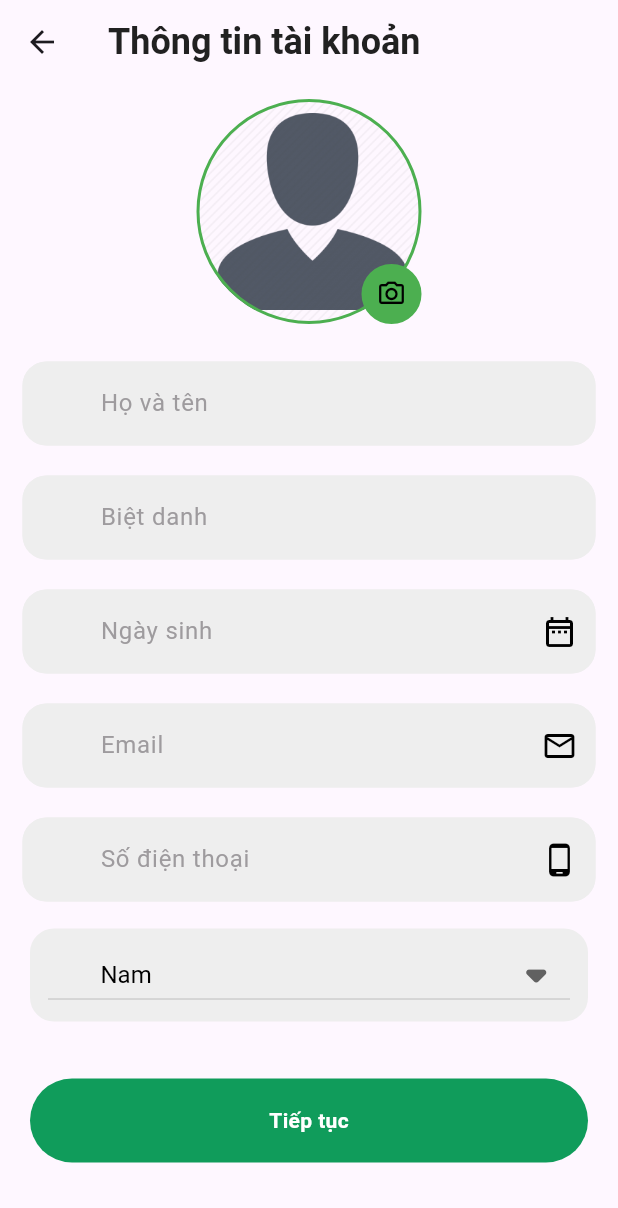
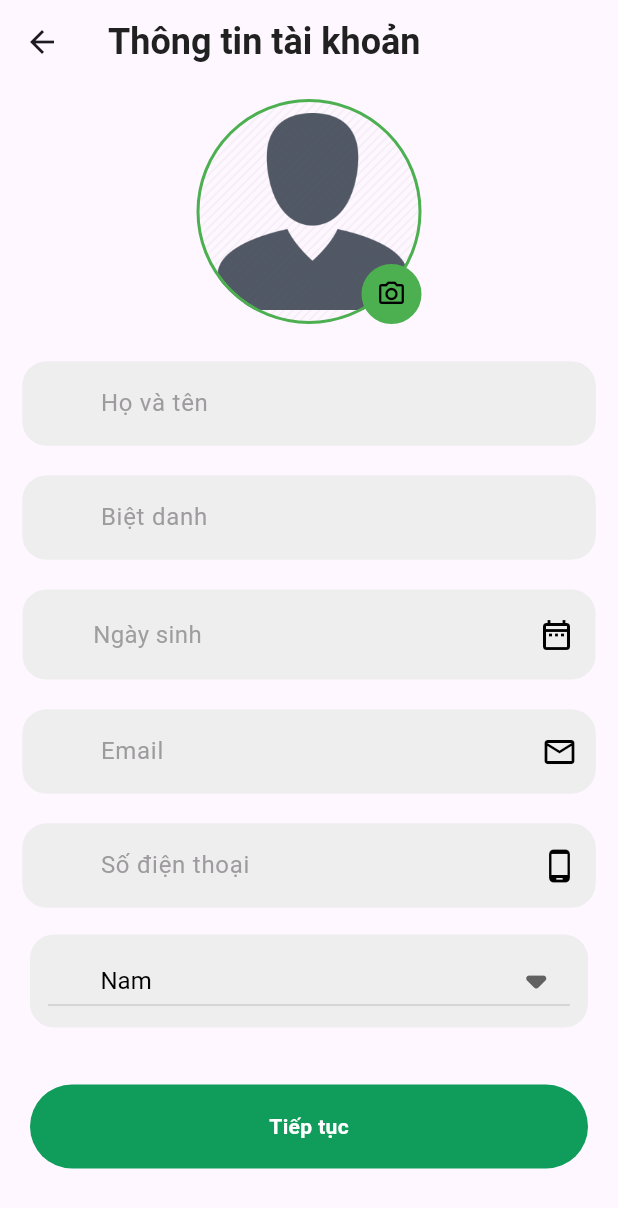
Before and after one commit to doanvanquoc/app_thuong_mai_dien_tu, a Flutter app: the AccountInformation screen opened directly, on a phone screen of 412 x 824 dp. Shown: the top 1208 px of the screen. Run offline on Flutter 3.47's test engine with Material 3 defaults, Android fonts, the phone set to English and light mode, and no system bars; our stand-ins replace lottie; Roboto replaces fonts that are missing (Sarabun).

Commit message:
update datetime.dart

```diff
--- a/lib/main.dart
+++ b/lib/main.dart
@@ -1,5 +1,8 @@
+import 'package:app_thuong_mai_dien_tu/views/account/acccount_view.dart';
+import 'package:app_thuong_mai_dien_tu/views/register/accountInfomation_view.dart';
 import 'package:app_thuong_mai_dien_tu/views/welcome/splash_view.dart';
 import 'package:flutter/material.dart';
+import 'package:intl/intl.dart';
 
 void main() {
   runApp(const MyApp());
@@ -16,7 +19,7 @@ class MyApp extends StatelessWidget {
         colorScheme: ColorScheme.fromSeed(seedColor: Colors.deepPurple),
         useMaterial3: true,
       ),
-      home:  const SplashScreen()
+      home:  const Account()
       // Container(),
     );
   }
--- a/lib/views/register/accountInfomation_view.dart
+++ b/lib/views/register/accountInfomation_view.dart
@@ -2,6 +2,7 @@ import 'package:app_thuong_mai_dien_tu/resources/widgets/my_button.dart';
 import 'package:app_thuong_mai_dien_tu/resources/widgets/my_textfile.dart';
 import 'package:app_thuong_mai_dien_tu/views/login/widgets/loading.dart';
 import 'package:app_thuong_mai_dien_tu/views/register/widgets/avartar.dart';
+import 'package:app_thuong_mai_dien_tu/views/register/widgets/datetime.dart';
 import 'package:app_thuong_mai_dien_tu/views/register/widgets/gender.dart';
 import 'package:flutter/material.dart';
 
@@ -59,11 +60,11 @@ class _AccountInformationState extends State<AccountInformation> {
                 iconRight: null,
                 controller: nickName,
               ),
-              MyTextFile(
-                name: 'Ngày sinh',
-                iconLeft: null,
-                iconRight: const Icon(Icons.date_range_outlined),
-                controller: dateTime,
+              Padding(
+                padding: const EdgeInsets.symmetric(horizontal: 10,vertical: 10),
+                child: DateTimeBirthDay(
+                  controller: dateTime,
+                ),
               ),
               MyTextFile(
                 name: 'Email',
--- /dev/null
+++ b/lib/views/register/widgets/datetime.dart
@@ -0,0 +1,112 @@
+import 'package:flutter/cupertino.dart';
+import 'package:flutter/material.dart';
+import 'package:intl/intl.dart';
+
+class DateTimeBirthDay extends StatefulWidget {
+  const DateTimeBirthDay({Key? key, required this.controller}) : super(key: key);
+
+  final TextEditingController controller;
+
+  @override
+  State<DateTimeBirthDay> createState() => _DateTimeBirthDayState();
+}
+
+class _DateTimeBirthDayState extends State<DateTimeBirthDay> {
+  bool isIconPressed = false;
+  late FocusNode _focusNode;
+  late DateTime _selectedDate;
+
+  @override
+  void initState() {
+    super.initState();
+    _focusNode = FocusNode();
+    _focusNode.addListener(() {
+      setState(() {
+        isIconPressed = _focusNode.hasFocus;
+      });
+    });
+
+    _selectedDate = DateTime.now();
+
+    // Kiểm tra xem có ngày đã chọn từ trước hay không
+    if (widget.controller.text.isNotEmpty) {
+      _selectedDate = DateFormat('dd/MM/yyyy').parse(widget.controller.text);
+    }
+  }
+
+  @override
+  void dispose() {
+    _focusNode.dispose();
+    super.dispose();
+  }
+
+  Future<void> _chonNgay(BuildContext context) async {
+    DateTime currentDate = DateTime.now();
+    DateTime? pickedDate = await showModalBottomSheet(
+      context: context,
+      builder: (BuildContext builder) {
+        return SizedBox(
+          height: MediaQuery.of(context).copyWith().size.height / 3,
+          child: CupertinoDatePicker(
+            initialDateTime: _selectedDate,
+            minimumYear: 1800,
+            maximumYear: 2024,
+            mode: CupertinoDatePickerMode.date,
+            onDateTimeChanged: (DateTime newDate) {
+              final ngayDaDinhDang = DateFormat('dd/MM/yyyy').format(newDate);
+              setState(() {
+                widget.controller.text = ngayDaDinhDang;
+                _selectedDate = newDate; // Cập nhật ngày đã chọn
+              });
+            },
+          ),
+        );
+      },
+    );
+
+    if (pickedDate != null && pickedDate != currentDate) {
+      // Handle the selected date here if needed
+    }
+  }
+
+  @override
+  Widget build(BuildContext context) {
+    return Container(
+      padding: const EdgeInsets.only(left: 45, top: 4, bottom: 4),
+      decoration: BoxDecoration(
+        borderRadius: BorderRadius.circular(16.0),
+        border: Border.all(
+          width: 2,
+          color: Colors.grey[200]!,
+        ),
+        color: Colors.grey[200]!,
+      ),
+      child: Row(
+        children: [
+          Expanded(
+            child: Text(
+              widget.controller.text.isNotEmpty
+                  ? widget.controller.text
+                  : 'Ngày sinh',
+              style: TextStyle(
+                color: widget.controller.text.isNotEmpty
+                    ? Colors.black
+                    : Colors.grey,
+                fontSize: 16,
+              ),
+            ),
+          ),
+          IconButton(
+            onPressed: () {
+              _chonNgay(context);
+            },
+            icon: Icon(
+              Icons.date_range_outlined,
+              color: isIconPressed ? Colors.green : Colors.black,
+            ),
+          ),
+        ],
+      ),
+    );
+  }
+}
--- a/lib/views/register/widgets/gender.dart
+++ b/lib/views/register/widgets/gender.dart
@@ -28,7 +28,7 @@ class _GenderState extends State<Gender> {
             child: DropdownButton<String>(
               value: dropdownValue,
               icon: const Icon(Icons.arrow_drop_down_rounded, size: 45),
-              underline: null, // Remove the underline
+              underline: null,
               isExpanded: true,
               style: const TextStyle(color: Colors.black, fontSize: 16),
               onChanged: (String? newValue) {
--- a/pubspec.yaml
+++ b/pubspec.yaml
@@ -36,6 +36,7 @@ dependencies:
   # Use with the CupertinoIcons class for iOS style icons.
   cupertino_icons: ^1.0.2
   lottie: ^2.7.0
+  intl: ^0.19.0
 
 dev_dependencies:
   flutter_test:
```
Also changed, not shown: lib/views/account/editaccount_view.dart (+4 -5 lines), pubspec.lock.
